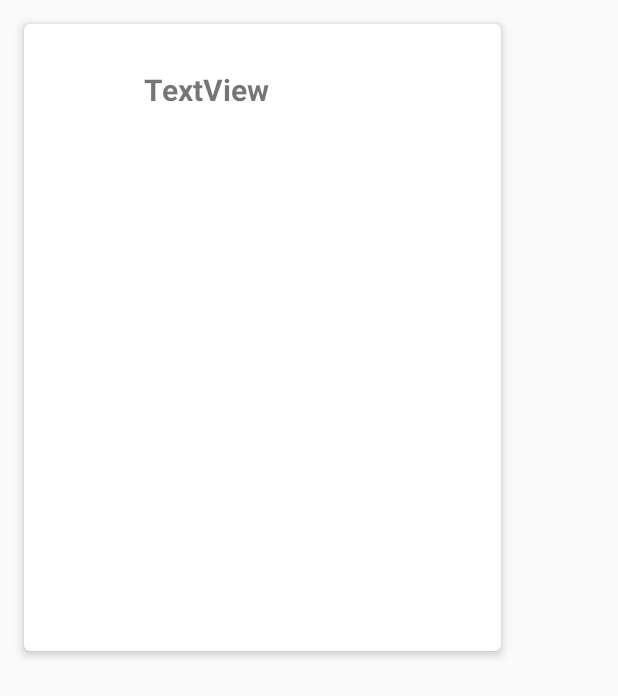
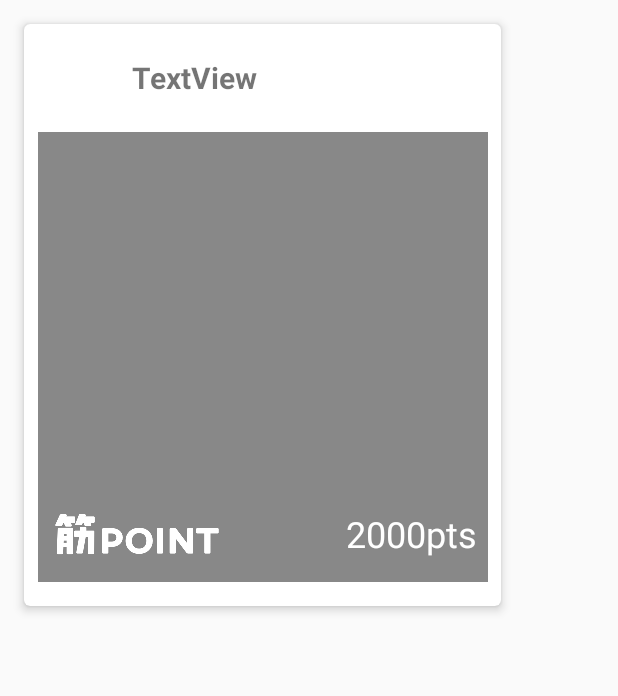
Before and after one commit to e10dokup/kosen10s-sample, an Android app: the layout matching_card.xml on its own in the app's theme, with its tools: preview values and no code run, on a phone screen of 412 x 824 dp. Shown: the top 696 px of the screen. Run offline under Robolectric (Android 15) with nearby library versions, the phone set to English and light mode, and no system bars.

Commit message:
Set Matching_card layout

```diff
--- a/app/src/main/java/net/kosen10s/example/presenter/MainActivityPresenter.kt
+++ b/app/src/main/java/net/kosen10s/example/presenter/MainActivityPresenter.kt
@@ -1,7 +1,6 @@
 package net.kosen10s.example.presenter
 
 import net.kosen10s.example.datasource.OnsenMusumeDataSource
-import net.kosen10s.example.datasource.ArticlesDataSource
 import net.kosen10s.example.datasource.PointDataSource
 import net.kosen10s.example.datasource.TrainingDataSource
 import net.kosen10s.example.entity.OnsenMusume
@@ -15,7 +14,7 @@ class MainActivityPresenter constructor(
 ) {
 
     companion object {
-        const val TRAINING_END_COUNT = 20
+        const val TRAINING_END_COUNT = 50
     }
 
     private val activity = activity
--- a/app/src/main/res/layout/muscle_card.xml
+++ b/app/src/main/res/layout/matching_card.xml
@@ -4,7 +4,7 @@
     xmlns:app="http://schemas.android.com/apk/res-auto"
     xmlns:tools="http://schemas.android.com/tools"
     android:layout_width="350dp"
-    android:layout_height="450dp">
+    android:layout_height="420dp">
 
     <android.support.v7.widget.CardView
         android:layout_width="match_parent"
@@ -16,7 +16,7 @@
         <android.support.constraint.ConstraintLayout
             android:layout_width="match_parent"
             android:layout_height="match_parent"
-            android:layout_margin="8dp">
+            android:layout_margin="0dp">
 
             <ImageView
                 android:id="@+id/muscle_image"
@@ -28,7 +28,7 @@
                 app:layout_constraintTop_toTopOf="parent" />
 
             <TextView
-                android:id="@+id/training_title"
+                android:id="@+id/name"
                 android:layout_width="wrap_content"
                 android:layout_height="40dp"
                 android:layout_marginStart="16dp"
@@ -41,7 +41,7 @@
                 app:layout_constraintTop_toTopOf="parent" />
 
             <ImageView
-                android:id="@+id/training_image"
+                android:id="@+id/matching_image"
                 android:layout_width="300dp"
                 android:layout_height="300dp"
                 android:layout_marginBottom="16dp"
@@ -52,49 +52,27 @@
                 app:layout_constraintBottom_toBottomOf="parent"
                 app:layout_constraintEnd_toEndOf="parent"
                 app:layout_constraintStart_toStartOf="parent"
-                app:layout_constraintTop_toBottomOf="@+id/muscle_image" />
+                app:layout_constraintTop_toBottomOf="@+id/muscle_image"
+                tools:background="#888888"/>
 
-            <TextView
-                android:id="@+id/training_timer"
-                android:layout_width="300dp"
-                android:layout_height="300dp"
-                android:layout_marginBottom="16dp"
-                android:layout_marginEnd="16dp"
-                android:layout_marginStart="16dp"
-                android:layout_marginTop="16dp"
-                android:text="0:00.00"
-                android:textSize="60sp"
-                android:gravity="center"
-                android:background="#CCFFFFFF"
-                android:textColor="#8A000000"
-                android:visibility="invisible"
-                app:layout_constraintBottom_toBottomOf="parent"
-                app:layout_constraintEnd_toEndOf="parent"
-                app:layout_constraintStart_toStartOf="parent"
-                app:layout_constraintTop_toBottomOf="@+id/muscle_image" />
-
-            <TextView
+            <ImageView
                 android:id="@+id/training_description"
                 android:layout_width="120dp"
                 android:layout_height="wrap_content"
                 android:layout_marginBottom="32dp"
                 android:layout_marginStart="16dp"
-                android:text="description"
-                android:textSize="14sp"
-                android:textStyle="bold"
-                android:textColor="#FFFFFF"
+                android:src="@drawable/kin_point_logo"
                 app:layout_constraintBottom_toBottomOf="parent"
                 app:layout_constraintStart_toStartOf="parent" />
 
             <TextView
-                android:id="@+id/training_target"
+                android:id="@+id/necessary_point"
                 android:layout_width="120dp"
                 android:layout_height="wrap_content"
                 android:layout_marginBottom="32dp"
                 android:layout_marginEnd="16dp"
-                android:text="目安：30回"
-                android:textSize="14sp"
-                android:textStyle="bold"
+                android:text="2000pts"
+                android:textSize="24sp"
                 android:textColor="#FFFFFF"
                 android:gravity="end"
                 app:layout_constraintBottom_toBottomOf="parent"
```
Also changed, not shown: app/src/main/res/layout/activity_matching.xml (added, +140 -0 lines).
